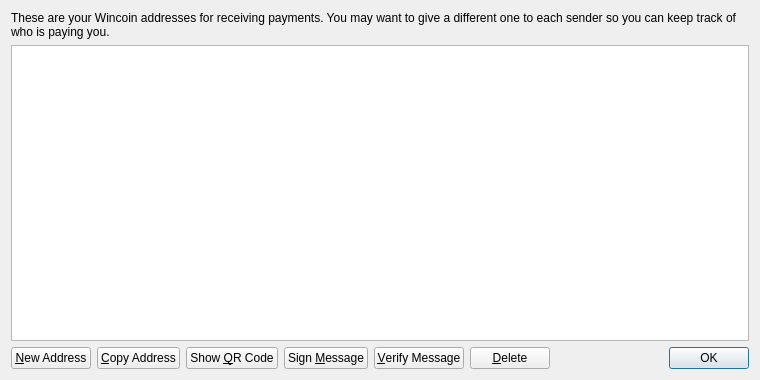
Old version of the form src/qt/forms/addressbookpage.ui in the repository WincoinClassic/wincoinclassic.
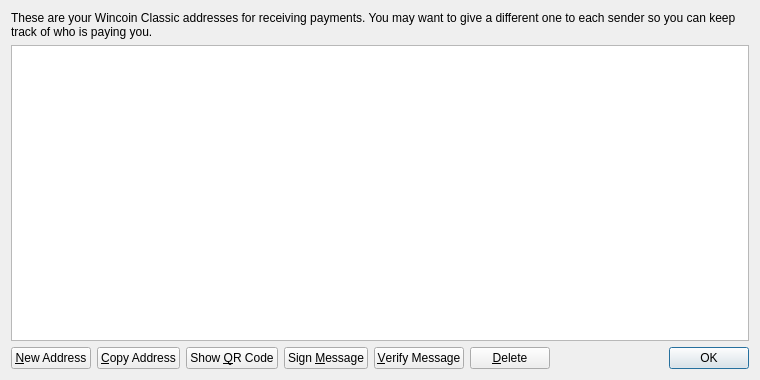
New version of the form. Icons and pictures are not drawn.

Commit message: Wincoin Classic

Patch:
```diff
--- a/src/qt/forms/addressbookpage.ui
+++ b/src/qt/forms/addressbookpage.ui
@@ -20,7 +20,7 @@
    <item>
     <widget class="QLabel" name="labelExplanation">
      <property name="text">
-      <string>These are your Wincoin addresses for receiving payments. You may want to give a different one to each sender so you can keep track of who is paying you.</string>
+      <string>These are your Wincoin Classic addresses for receiving payments. You may want to give a different one to each sender so you can keep track of who is paying you.</string>
      </property>
      <property name="textFormat">
       <enum>Qt::PlainText</enum>
```
Left out of the diff: 4 changed lines with no effect on the pictures. The commit also changes 115 other files.
